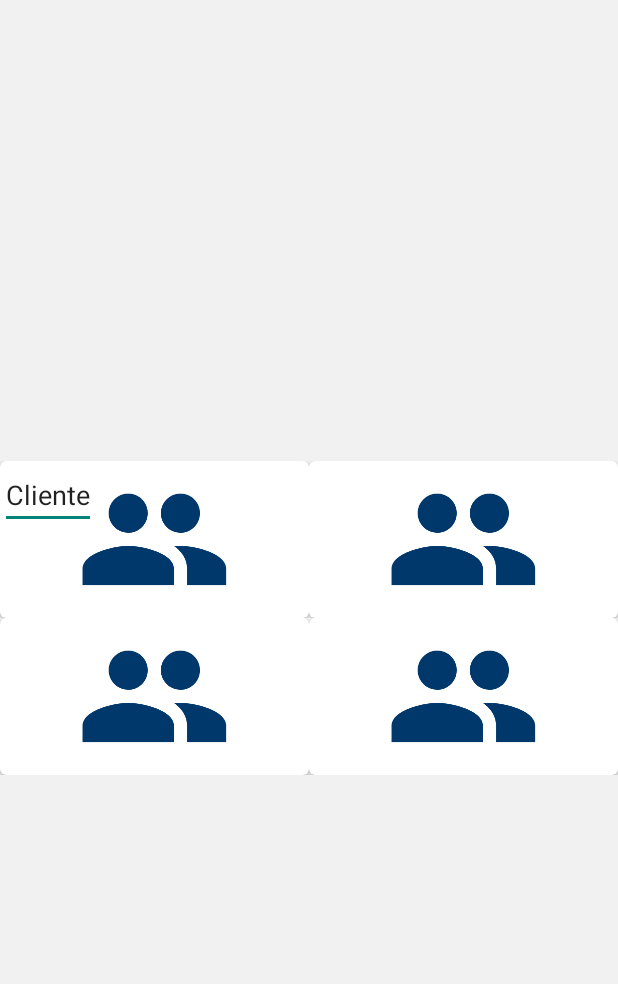
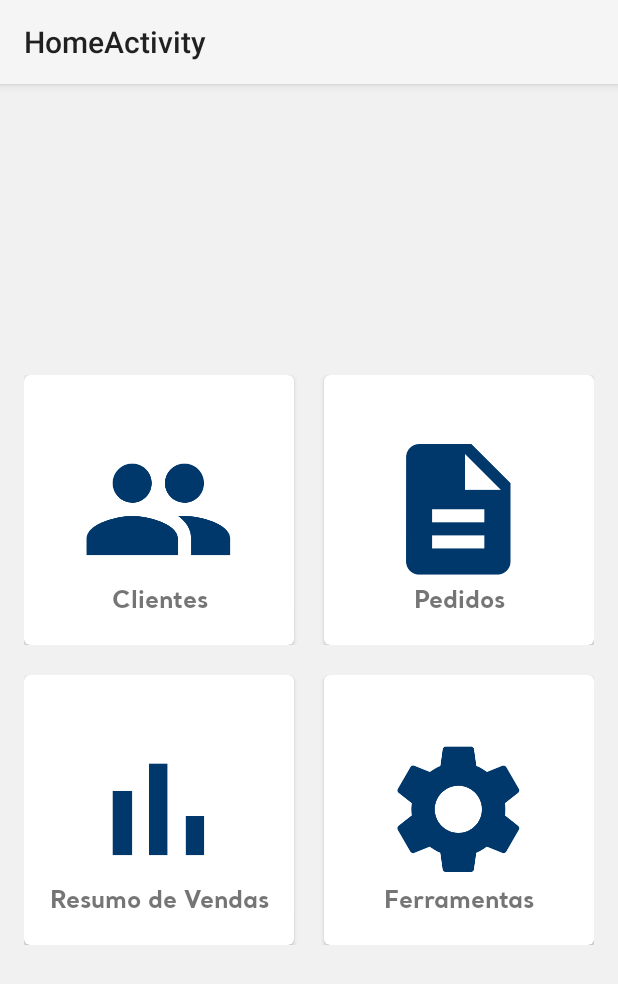
Before and after one commit to JorgeDanilo/MaximaApp, an Android app: the screen it shows after launch (HomeActivity), on a phone screen of 412 x 824 dp. Shown: the top 984 px of the screen. Run offline under Robolectric (Android 15) with nearby library versions, the phone set to English and light mode, and no system bars.

Commit message:
implementações home.

```diff
--- a/app/src/main/java/jdsistemas/me/appchallenge/activity/HomeActivity.kt
+++ b/app/src/main/java/jdsistemas/me/appchallenge/activity/HomeActivity.kt
@@ -1,16 +1,69 @@
 package jdsistemas.me.appchallenge.activity
 
 import android.os.Bundle
-import android.app.Activity
+import android.support.v4.app.Fragment
 import jdsistemas.me.appchallenge.R
+import jdsistemas.me.appchallenge.data.datasource.ArticlesDataSourceImpl
+import jdsistemas.me.appchallenge.data.remote.ArticlesApi
+import jdsistemas.me.appchallenge.data.repository.ArticlesRepository
+import jdsistemas.me.appchallenge.fragment.DetailClientActivityFragment
+import jdsistemas.me.appchallenge.viewModel.DetailClientViewModel
+import kotlinx.android.synthetic.main.activity_home.*
+import retrofit2.Retrofit
+import retrofit2.converter.gson.GsonConverterFactory
 
-import kotlinx.android.synthetic.main.activity_home.*
-
-class HomeActivity : Activity() {
+class HomeActivity : BaseActivity() {
 
     override fun onCreate(savedInstanceState: Bundle?) {
         super.onCreate(savedInstanceState)
         setContentView(R.layout.activity_home)
+
+
+        card_view_clientes.setOnClickListener {
+
+        }
+
+        card_view_resumo_vendas.setOnClickListener {
+
+        }
+
+        card_view_ferramentas.setOnClickListener {
+
+        }
+
+        card_view_pedidos.setOnClickListener {
+
+        }
+
+    }
+
+    /**
+     * Create fragment in activity.
+     *
+     */
+    private fun createFragment(): DetailClientActivityFragment {
+//        return ArticlesFragment.newInstance(createViewModel())
+        return DetailClientActivityFragment.newInstance(createViewModel())
+    }
+
+
+    /**
+     * Create view model.
+     */
+//    fun createViewModel(): ArticlesViewModel {
+//        val retrofit = Retrofit.Builder().baseUrl(getString(R.string.url_base)).addConverterFactory(GsonConverterFactory.create()).build()
+//        val articlesDataSource = ArticlesDataSourceImpl(retrofit.create(ArticlesApi::class.java))
+//        val repository = ArticlesRepository(articlesDataSource)
+//        return ArticlesViewModel(repository, applicationContext)
+//
+//    }
+
+    fun createViewModel(): DetailClientViewModel {
+        val retrofit = Retrofit.Builder().baseUrl(getString(R.string.url_base)).addConverterFactory(GsonConverterFactory.create()).build()
+        val articlesDataSource = ArticlesDataSourceImpl(retrofit.create(ArticlesApi::class.java))
+        val repository = ArticlesRepository(articlesDataSource)
+        return DetailClientViewModel(repository, applicationContext)
+
     }
 
 }
--- a/app/src/main/res/layout/activity_home.xml
+++ b/app/src/main/res/layout/activity_home.xml
@@ -1,5 +1,5 @@
 <?xml version="1.0" encoding="utf-8"?>
-<TableLayout xmlns:android="http://schemas.android.com/apk/res/android"
+<RelativeLayout xmlns:android="http://schemas.android.com/apk/res/android"
     xmlns:app="http://schemas.android.com/apk/res-auto"
     xmlns:tools="http://schemas.android.com/tools"
     android:layout_width="match_parent"
@@ -9,14 +9,17 @@
     android:gravity="center"
     tools:context=".activity.HomeActivity">
 
+    <LinearLayout
+        android:orientation="horizontal"
+        android:layout_width="wrap_content"
+        android:layout_height="wrap_content">
 
-    <TableRow android:gravity="center">
         <android.support.v7.widget.CardView
             xmlns:card_view="http://schemas.android.com/apk/res-auto"
             app:cardBackgroundColor="@color/colorBackgroundCards"
-            android:id="@+id/card_view"
-            android:layout_width="wrap_content"
-            android:layout_height="wrap_content"
+            android:id="@+id/card_view_clientes"
+            android:layout_width="180dp"
+            android:layout_height="180dp"
             card_view:cardCornerRadius="4dp">
 
             <android.support.v7.widget.AppCompatImageView
@@ -25,66 +28,105 @@
                 android:layout_height="wrap_content"
                 android:src="@drawable/ic_maxima_pessoas"/>
 
-            <EditText
-                android:layout_width="wrap_content"
-                android:layout_height="wrap_content"
-                android:text="Cliente"/>
+            <TextView
+                android:paddingBottom="20dp"
+                android:textSize="16dp"
+                android:fontFamily="@font/santral_bold"
+                android:gravity="bottom|center|center_horizontal"
+                android:layout_width="match_parent"
+                android:layout_height="match_parent"
+                android:text="Clientes" />
 
         </android.support.v7.widget.CardView>
 
         <android.support.v7.widget.CardView
             xmlns:card_view="http://schemas.android.com/apk/res-auto"
             app:cardBackgroundColor="@color/colorBackgroundCards"
-            android:id="@+id/card_view2"
-            android:layout_width="wrap_content"
-            android:layout_height="wrap_content"
+            android:id="@+id/card_view_pedidos"
+            android:layout_marginLeft="20dp"
+            android:layout_width="180dp"
+            android:layout_height="180dp"
             card_view:cardCornerRadius="4dp">
 
             <android.support.v7.widget.AppCompatImageView
                 android:layout_gravity="center"
                 android:layout_width="wrap_content"
                 android:layout_height="wrap_content"
-                android:src="@drawable/ic_maxima_pessoas"/>
+                android:src="@drawable/ic_maxima_pedido"/>
+
+            <TextView
+                android:paddingBottom="20dp"
+                android:textSize="16dp"
+                android:fontFamily="@font/santral_bold"
+                android:gravity="bottom|center|center_horizontal"
+                android:layout_width="match_parent"
+                android:layout_height="match_parent"
+                android:text="Pedidos" />
 
         </android.support.v7.widget.CardView>
 
-    </TableRow>
+    </LinearLayout>
 
-    <TableRow android:gravity="center">
+    <LinearLayout
+        android:paddingTop="200dp"
+        android:orientation="horizontal"
+        android:layout_width="wrap_content"
+        android:layout_height="wrap_content">
+
         <android.support.v7.widget.CardView
             xmlns:card_view="http://schemas.android.com/apk/res-auto"
             app:cardBackgroundColor="@color/colorBackgroundCards"
-            android:id="@+id/card_view3"
-            android:layout_width="wrap_content"
-            android:layout_height="wrap_content"
+            android:id="@+id/card_view_resumo_vendas"
+            android:layout_width="180dp"
+            android:layout_height="180dp"
             card_view:cardCornerRadius="4dp">
 
             <android.support.v7.widget.AppCompatImageView
                 android:layout_gravity="center"
                 android:layout_width="wrap_content"
                 android:layout_height="wrap_content"
-                android:src="@drawable/ic_maxima_pessoas"/>
+                android:src="@drawable/ic_maxima_resumo_vendas"/>
+
+            <TextView
+                android:paddingBottom="20dp"
+                android:textSize="16dp"
+                android:fontFamily="@font/santral_bold"
+                android:gravity="bottom|center|center_horizontal"
+                android:layout_width="match_parent"
+                android:layout_height="match_parent"
+                android:text="Resumo de Vendas" />
 
         </android.support.v7.widget.CardView>
+
 
         <android.support.v7.widget.CardView
             xmlns:card_view="http://schemas.android.com/apk/res-auto"
             app:cardBackgroundColor="@color/colorBackgroundCards"
-            android:id="@+id/card_view4"
-            android:layout_width="wrap_content"
-            android:layout_height="wrap_content"
+            android:id="@+id/card_view_ferramentas"
+            android:layout_marginLeft="20dp"
+            android:layout_width="180dp"
+            android:layout_height="180dp"
             card_view:cardCornerRadius="4dp">
 
             <android.support.v7.widget.AppCompatImageView
                 android:layout_gravity="center"
                 android:layout_width="wrap_content"
                 android:layout_height="wrap_content"
-                android:src="@drawable/ic_maxima_pessoas"/>
+                android:src="@drawable/ic_maxima_ferramentas"/>
+
+            <TextView
+                android:paddingBottom="20dp"
+                android:textSize="16dp"
+                android:fontFamily="@font/santral_bold"
+                android:gravity="bottom|center|center_horizontal"
+                android:layout_width="match_parent"
+                android:layout_height="match_parent"
+                android:text="Ferramentas" />
+
 
         </android.support.v7.widget.CardView>
 
-    </TableRow>
+    </LinearLayout>
 
 
-
-</TableLayout>
+</RelativeLayout>
--- a/app/src/main/res/values/strings.xml
+++ b/app/src/main/res/values/strings.xml
@@ -11,4 +11,6 @@
     <string name="title_activity_main">MainActivity</string>
     <string name="title_activity_splash">SplashActivity</string>
     <string name="title_activity_home">HomeActivity</string>
+    <string name="title_activity_detail_client">DetailClientActivity</string>
+    <string name="action_settings">Settings</string>
 </resources>
--- a/gradle.properties
+++ b/gradle.properties
@@ -10,4 +10,5 @@ org.gradle.jvmargs=-Xmx1536m
 # When configured, Gradle will run in incubating parallel mode.
 # This option should only be used with decoupled projects. More details, visit
 # http://www.gradle.org/docs/current/userguide/multi_project_builds.html#sec:decoupled_projects
-# org.gradle.parallel=true
+org.gradle.daemon=true
+org.gradle.parallel=true
```
Also changed, not shown: app/src/main/AndroidManifest.xml (+6 -3 lines), app/src/main/java/jdsistemas/me/appchallenge/activity/DetailClientActivity.kt (added, +16 -0 lines), app/src/main/java/jdsistemas/me/appchallenge/fragment/DetailClientActivityFragment.kt (added, +38 -0 lines), app/src/main/java/jdsistemas/me/appchallenge/viewModel/DetailClientViewModel.kt (added, +12 -0 lines), app/src/main/res/layout/activity_detail_client.xml (added, +7 -0 lines), app/src/main/res/layout/fragment_detail_client.xml (added, +10 -0 lines), app/src/main/res/menu/menu_detail_client.xml (added, +9 -0 lines).
